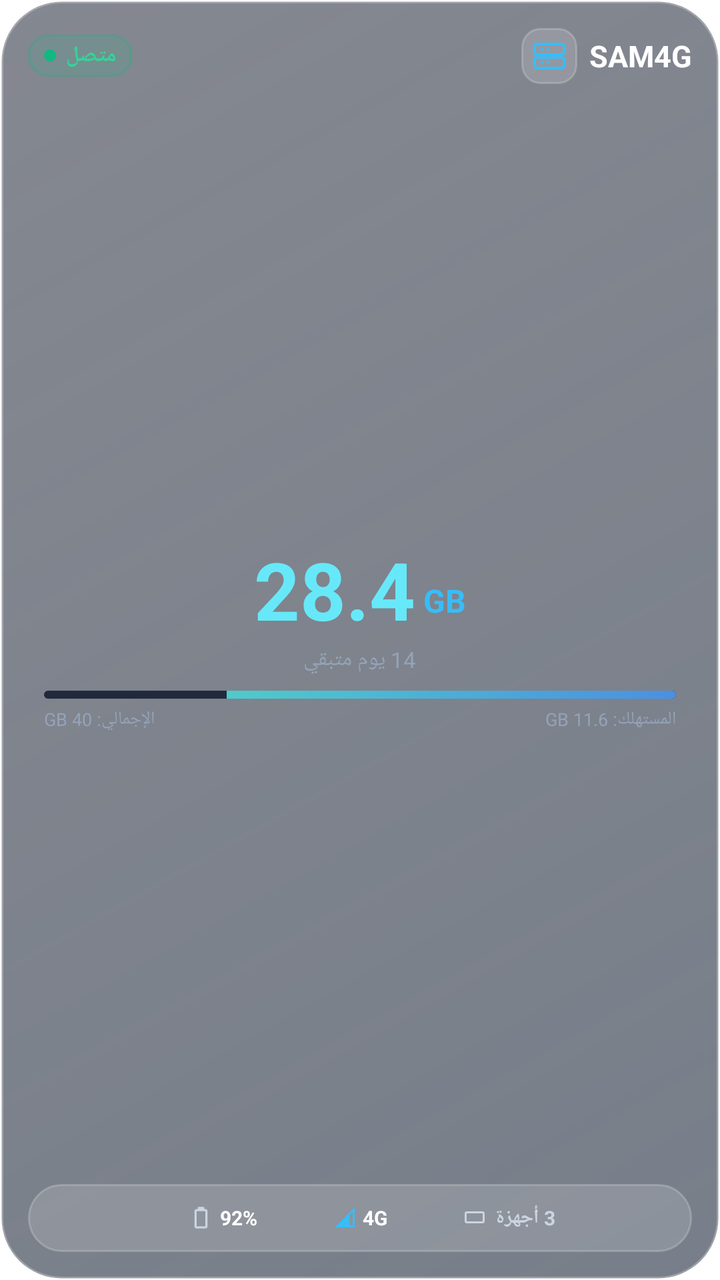
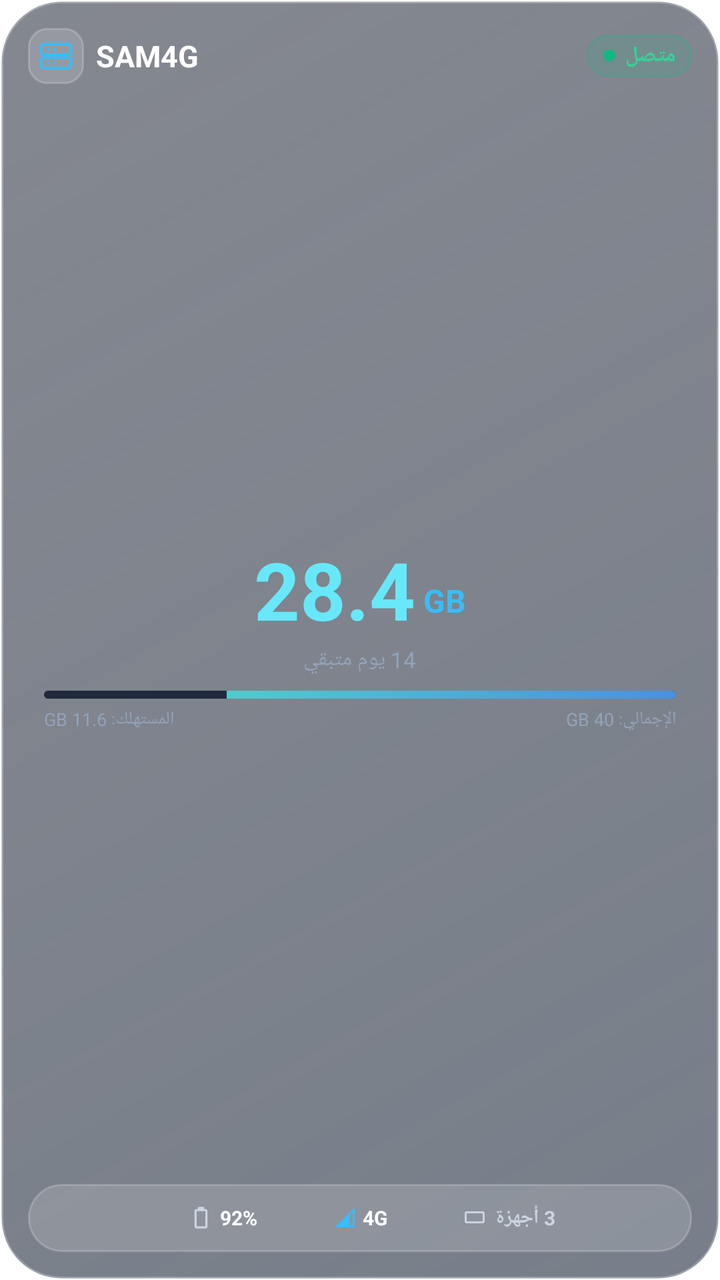

The first picture is an Android layout as it rendered before a commit; the second is the same layout after the commit. The layout source and the unified diff follow.
<!-- AndroidManifest.xml: fallback theme Theme.MaterialComponents.DayNight.NoActionBar -->
<!-- res/layout/widget_small.xml -->
<?xml version="1.0" encoding="utf-8"?>
<LinearLayout xmlns:android="http://schemas.android.com/apk/res/android"
    android:id="@+id/widget_small_root"
    android:layout_width="match_parent"
    android:layout_height="match_parent"
    android:layoutDirection="rtl"
    android:background="@drawable/bg_widget_card_square"
    android:orientation="vertical"
    android:padding="14dp">

    
    <RelativeLayout
        android:layout_width="match_parent"
        android:layout_height="wrap_content">

        
        <LinearLayout
            android:id="@+id/pill_status"
            android:layout_width="wrap_content"
            android:layout_height="wrap_content"
            android:layout_alignParentLeft="true"
            android:layout_centerVertical="true"
            android:background="@drawable/bg_widget_status_pill"
            android:gravity="center_vertical"
            android:orientation="horizontal"
            android:paddingStart="8dp"
            android:paddingTop="3dp"
            android:paddingEnd="8dp"
            android:paddingBottom="3dp">

            <TextView
                android:id="@+id/tv_status_text"
                android:layout_width="wrap_content"
                android:layout_height="wrap_content"
                android:text="متصل"
                android:textColor="#34D399"
                android:textSize="11sp"
                android:textStyle="bold" />

            <ImageView
                android:id="@+id/iv_status_indicator"
                android:layout_width="6dp"
                android:layout_height="6dp"
                android:layout_marginStart="5dp"
                android:src="@drawable/ic_dot_green" />
        </LinearLayout>

        
        <LinearLayout
            android:layout_width="wrap_content"
            android:layout_height="wrap_content"
            android:layout_alignParentRight="true"
            android:layout_centerVertical="true"
            android:gravity="center_vertical"
            android:orientation="horizontal">

            <TextView
                android:id="@+id/tv_title"
                android:layout_width="wrap_content"
                android:layout_height="wrap_content"
                android:text="SAM4G"
                android:textColor="#FFFFFF"
                android:textSize="15sp"
                android:textStyle="bold" />

            <ImageView
                android:layout_width="28dp"
                android:layout_height="28dp"
                android:layout_marginStart="6dp"
                android:background="@drawable/bg_widget_modem_badge"
                android:padding="5dp"
                android:src="@drawable/ic_widget_modem" />
        </LinearLayout>
    </RelativeLayout>

    
    <LinearLayout
        android:id="@+id/layout_small_connected"
        android:layout_width="match_parent"
        android:layout_height="0dp"
        android:layout_weight="1"
        android:gravity="center"
        android:orientation="vertical">

        
        <LinearLayout
            android:layout_width="wrap_content"
            android:layout_height="wrap_content"
            android:gravity="bottom|center_horizontal"
            android:orientation="horizontal">

            <TextView
                android:id="@+id/tv_balance_unit"
                android:layout_width="wrap_content"
                android:layout_height="wrap_content"
                android:layout_marginEnd="4dp"
                android:layout_marginBottom="4dp"
                android:text="GB"
                android:textColor="#38BDF8"
                android:textSize="16sp"
                android:textStyle="bold" />

            <TextView
                android:id="@+id/tv_balance_value"
                android:layout_width="wrap_content"
                android:layout_height="wrap_content"
                android:text="28.4"
                android:textColor="#67E8F9"
                android:textSize="40sp"
                android:textStyle="bold" />
        </LinearLayout>

        <TextView
            android:id="@+id/tv_days_remaining"
            android:layout_width="wrap_content"
            android:layout_height="wrap_content"
            android:layout_marginTop="1dp"
            android:text="14 يوم متبقي"
            android:textColor="#94A3B8"
            android:textSize="11sp" />

        
        <ProgressBar
            android:id="@+id/pb_quota"
            style="?android:attr/progressBarStyleHorizontal"
            android:layout_width="match_parent"
            android:layout_height="4dp"
            android:layout_marginStart="8dp"
            android:layout_marginTop="8dp"
            android:layout_marginEnd="8dp"
            android:max="100"
            android:progress="71"
            android:progressDrawable="@drawable/progress_bar_gradient" />

        
        <RelativeLayout
            android:layout_width="match_parent"
            android:layout_height="wrap_content"
            android:layout_marginStart="8dp"
            android:layout_marginTop="4dp"
            android:layout_marginEnd="8dp">

            <TextView
                android:id="@+id/tv_total_plan"
                android:layout_width="wrap_content"
                android:layout_height="wrap_content"
                android:layout_alignParentLeft="true"
                android:text="GB 40 :الإجمالي"
                android:textColor="#94A3B8"
                android:textSize="9sp" />

            <TextView
                android:id="@+id/tv_consumed"
                android:layout_width="wrap_content"
                android:layout_height="wrap_content"
                android:layout_alignParentRight="true"
                android:text="GB 11.6 :المستهلك"
                android:textColor="#94A3B8"
                android:textSize="9sp" />
        </RelativeLayout>
    </LinearLayout>

    
    <LinearLayout
        android:id="@+id/layout_small_disconnected"
        android:layout_width="match_parent"
        android:layout_height="0dp"
        android:layout_weight="1"
        android:gravity="center"
        android:orientation="vertical"
        android:paddingStart="4dp"
        android:paddingEnd="4dp"
        android:visibility="gone">

        <ImageView
            android:layout_width="36dp"
            android:layout_height="36dp"
            android:background="@drawable/bg_widget_modem_badge"
            android:padding="7dp"
            android:src="@drawable/ic_widget_modem" />

        <TextView
            android:id="@+id/tv_small_greeting"
            android:layout_width="wrap_content"
            android:layout_height="wrap_content"
            android:layout_marginTop="8dp"
            android:text="مساء الخير"
            android:textColor="#38BDF8"
            android:textSize="16sp"
            android:textStyle="bold" />

        <TextView
            android:id="@+id/tv_small_prompt"
            android:layout_width="wrap_content"
            android:layout_height="wrap_content"
            android:layout_marginTop="4dp"
            android:gravity="center"
            android:text="يرجى الاتصال بمودم SAM4G"
            android:textColor="#94A3B8"
            android:textSize="11sp" />
    </LinearLayout>

    
    <LinearLayout
        android:id="@+id/layout_bottom_pill"
        android:layout_width="match_parent"
        android:layout_height="34dp"
        android:background="@drawable/bg_widget_bottom_pill"
        android:gravity="center_vertical"
        android:orientation="horizontal"
        android:paddingStart="12dp"
        android:paddingEnd="12dp">

        
        <LinearLayout
            android:layout_width="0dp"
            android:layout_height="wrap_content"
            android:layout_weight="1"
            android:gravity="left|center_vertical"
            android:orientation="horizontal">

            <TextView
                android:id="@+id/tv_devices"
                android:layout_width="wrap_content"
                android:layout_height="wrap_content"
                android:text="3 أجهزة"
                android:textColor="#CBD5E1"
                android:textSize="10sp"
                android:textStyle="bold" />

            <ImageView
                android:layout_width="12dp"
                android:layout_height="12dp"
                android:layout_marginStart="4dp"
                android:src="@drawable/ic_widget_devices" />
        </LinearLayout>

        
        <LinearLayout
            android:layout_width="0dp"
            android:layout_height="wrap_content"
            android:layout_weight="1"
            android:gravity="center"
            android:orientation="horizontal">

            <TextView
                android:layout_width="wrap_content"
                android:layout_height="wrap_content"
                android:text="4G"
                android:textColor="#FFFFFF"
                android:textSize="10sp"
                android:textStyle="bold" />

            <ImageView
                android:id="@+id/iv_signal"
                android:layout_width="12dp"
                android:layout_height="12dp"
                android:layout_marginStart="3dp"
                android:src="@drawable/ic_widget_signal" />
        </LinearLayout>

        
        <LinearLayout
            android:layout_width="0dp"
            android:layout_height="wrap_content"
            android:layout_weight="1"
            android:gravity="right|center_vertical"
            android:orientation="horizontal">

            <TextView
                android:id="@+id/tv_battery"
                android:layout_width="wrap_content"
                android:layout_height="wrap_content"
                android:text="92%"
                android:textColor="#FFFFFF"
                android:textSize="10sp"
                android:textStyle="bold" />

            <ImageView
                android:id="@+id/iv_battery"
                android:layout_width="13dp"
                android:layout_height="13dp"
                android:layout_marginStart="3dp"
                android:src="@drawable/ic_widget_battery" />
        </LinearLayout>
    </LinearLayout>

</LinearLayout>
<!-- resources referenced by this layout -->
<resources>
  <!-- drawable bg_widget_bottom_pill (drawable) -->
  <?xml version="1.0" encoding="utf-8"?>
  <shape xmlns:android="http://schemas.android.com/apk/res/android"
      android:shape="rectangle">
      <solid android:color="#26FFFFFF" />
      <corners android:radius="20dp" />
      <stroke
          android:width="1dp"
          android:color="#33FFFFFF" />
  </shape>
  <!-- drawable bg_widget_card_square (drawable) -->
  <?xml version="1.0" encoding="utf-8"?>
  <shape xmlns:android="http://schemas.android.com/apk/res/android"
      android:shape="rectangle">
      <gradient
          android:angle="135"
          android:startColor="#991E293B"
          android:endColor="#800A1122"
          android:type="linear" />
      <corners android:radius="30dp" />
      <stroke
          android:width="1.5dp"
          android:color="#40FFFFFF" />
  </shape>
  <!-- drawable bg_widget_modem_badge (drawable) -->
  <?xml version="1.0" encoding="utf-8"?>
  <shape xmlns:android="http://schemas.android.com/apk/res/android"
      android:shape="rectangle">
      <solid android:color="#26FFFFFF" />
      <corners android:radius="9dp" />
      <stroke
          android:width="1dp"
          android:color="#33FFFFFF" />
  </shape>
  <!-- drawable bg_widget_status_pill (drawable) -->
  <?xml version="1.0" encoding="utf-8"?>
  <shape xmlns:android="http://schemas.android.com/apk/res/android"
      android:shape="rectangle">
      <solid android:color="#1F10B981" />
      <corners android:radius="16dp" />
      <stroke
          android:width="1dp"
          android:color="#4D10B981" />
  </shape>
  <!-- drawable ic_dot_green (drawable) -->
  <?xml version="1.0" encoding="utf-8"?>
  <shape xmlns:android="http://schemas.android.com/apk/res/android"
      android:shape="oval">
      <solid android:color="#10B981" />
      <size android:width="8dp" android:height="8dp" />
  </shape>
  <!-- drawable ic_widget_battery (drawable) -->
  <?xml version="1.0" encoding="utf-8"?>
  <vector xmlns:android="http://schemas.android.com/apk/res/android"
      android:width="16dp"
      android:height="16dp"
      android:viewportWidth="24"
      android:viewportHeight="24">
      <path
          android:fillColor="#CBD5E1"
          android:pathData="M16,4h-1V3c0,-0.55 -0.45,-1 -1,-1h-4c-0.55,0 -1,0.45 -1,1v1H8C6.9,4 6,4.9 6,6v14c0,1.1 0.9,2 2,2h8c1.1,0 2,-0.9 2,-2V6C18,4.9 17.1,4 16,4zM16,20H8V6h8V20z" />
  </vector>
  <!-- drawable ic_widget_devices (drawable) -->
  <?xml version="1.0" encoding="utf-8"?>
  <vector xmlns:android="http://schemas.android.com/apk/res/android"
      android:width="16dp"
      android:height="16dp"
      android:viewportWidth="24"
      android:viewportHeight="24">
      <path
          android:fillColor="#CBD5E1"
          android:pathData="M4,6h16c1.1,0 2,0.9 2,2v8c0,1.1 -0.9,2 -2,2H4c-1.1,0 -2,-0.9 -2,-2V8c0,-1.1 0.9,-2 2,-2zm0,2v8h16V8H4zm7,9h2v1h-2v-1z" />
  </vector>
  <!-- drawable ic_widget_signal (drawable) -->
  <?xml version="1.0" encoding="utf-8"?>
  <vector xmlns:android="http://schemas.android.com/apk/res/android"
      android:width="16dp"
      android:height="16dp"
      android:viewportWidth="24"
      android:viewportHeight="24">
      <path
          android:fillColor="#38BDF8"
          android:pathData="M2,22h20V2L2,22z M20,20h-3V9.83l3,-3V20z" />
  </vector>
  <!-- drawable progress_bar_gradient (drawable) -->
  <?xml version="1.0" encoding="utf-8"?>
  <layer-list xmlns:android="http://schemas.android.com/apk/res/android">
      <item android:id="@android:id/background">
          <shape>
              <corners android:radius="10dp" />
              <solid android:color="#202A3C" />
          </shape>
      </item>
      <item android:id="@android:id/progress">
          <clip>
              <shape>
                  <corners android:radius="10dp" />
                  <gradient
                      android:angle="0"
                      android:endColor="#50E3C2"
                      android:startColor="#4A90E2" />
              </shape>
          </clip>
      </item>
  </layer-list>
  <!-- unchanged entries left out for length: 1 -->
</resources>

<!-- the commit's change to res/layout/widget_small.xml (unified diff, before → after) -->
@@ -18,7 +18,7 @@
             android:id="@+id/pill_status"
             android:layout_width="wrap_content"
             android:layout_height="wrap_content"
-            android:layout_alignParentLeft="true"
+            android:layout_alignParentStart="true"
             android:layout_centerVertical="true"
             android:background="@drawable/bg_widget_status_pill"
             android:gravity="center_vertical"
@@ -49,7 +49,7 @@
         <LinearLayout
             android:layout_width="wrap_content"
             android:layout_height="wrap_content"
-            android:layout_alignParentRight="true"
+            android:layout_alignParentEnd="true"
             android:layout_centerVertical="true"
             android:gravity="center_vertical"
             android:orientation="horizontal">
@@ -144,8 +144,8 @@
                 android:id="@+id/tv_total_plan"
                 android:layout_width="wrap_content"
                 android:layout_height="wrap_content"
-                android:layout_alignParentLeft="true"
-                android:text="GB 40 :الإجمالي"
+                android:layout_alignParentStart="true"
+                android:text="الإجمالي: 40 GB"
                 android:textColor="#94A3B8"
                 android:textSize="9sp" />
 
@@ -153,8 +153,8 @@
                 android:id="@+id/tv_consumed"
                 android:layout_width="wrap_content"
                 android:layout_height="wrap_content"
-                android:layout_alignParentRight="true"
-                android:text="GB 11.6 :المستهلك"
+                android:layout_alignParentEnd="true"
+                android:text="المستهلك: 11.6 GB"
                 android:textColor="#94A3B8"
                 android:textSize="9sp" />
         </RelativeLayout>
